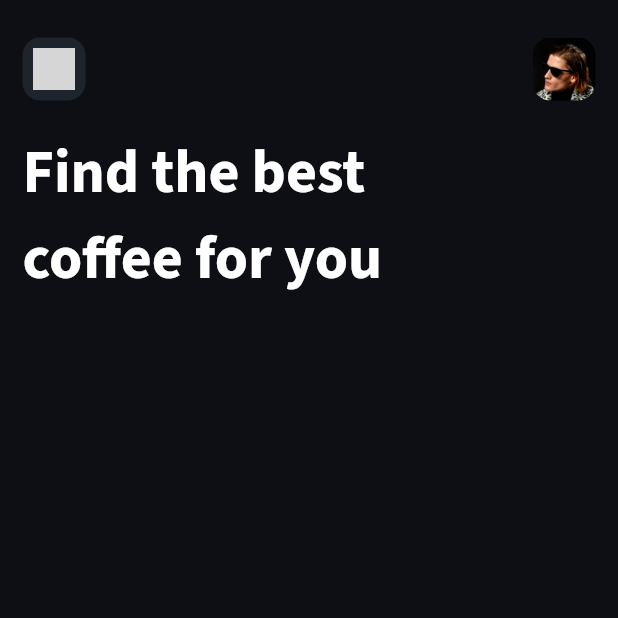
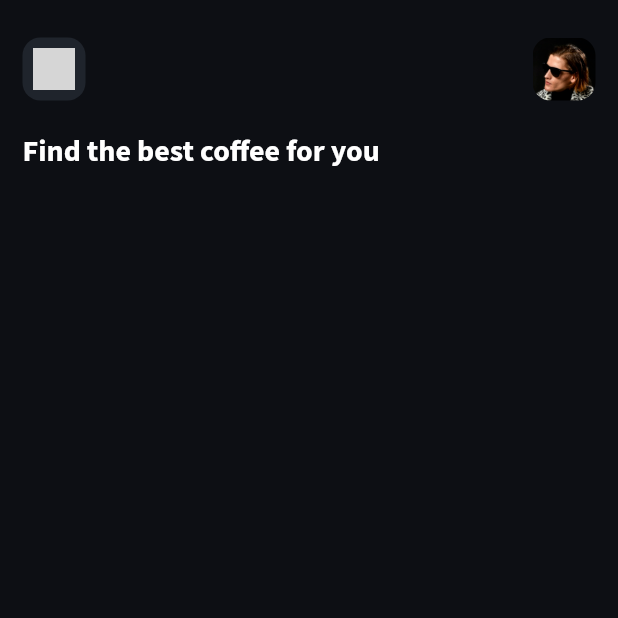
Before and after one commit to kwakyebrilliant/flutter_demoapp, a Flutter app: the screen it shows after launch, on a phone screen of 412 x 824 dp, the top half of it. Run offline on Flutter 3.47's test engine with Material 2 defaults, Android fonts, the phone set to English and light mode, and no system bars; our stand-ins replace google_fonts; missing offline and left inert: iconify_flutter; grey boxes are pictures that could not be loaded.

Commit message:
sizebox added

```diff
--- a/lib/dashboard_page.dart
+++ b/lib/dashboard_page.dart
@@ -74,9 +74,12 @@ class _DashboardPageState extends State<DashboardPage> {
                 style: GoogleFonts.sourceSansPro(
                   fontWeight: FontWeight.bold,
                   color: Colors.white,
-                  fontSize: 40.0,
+                  fontSize: 20.0,
                 ),
               ),
+            ),
+            const SizedBox(
+              height: 40.0,
             ),
           ],
         ),
```
